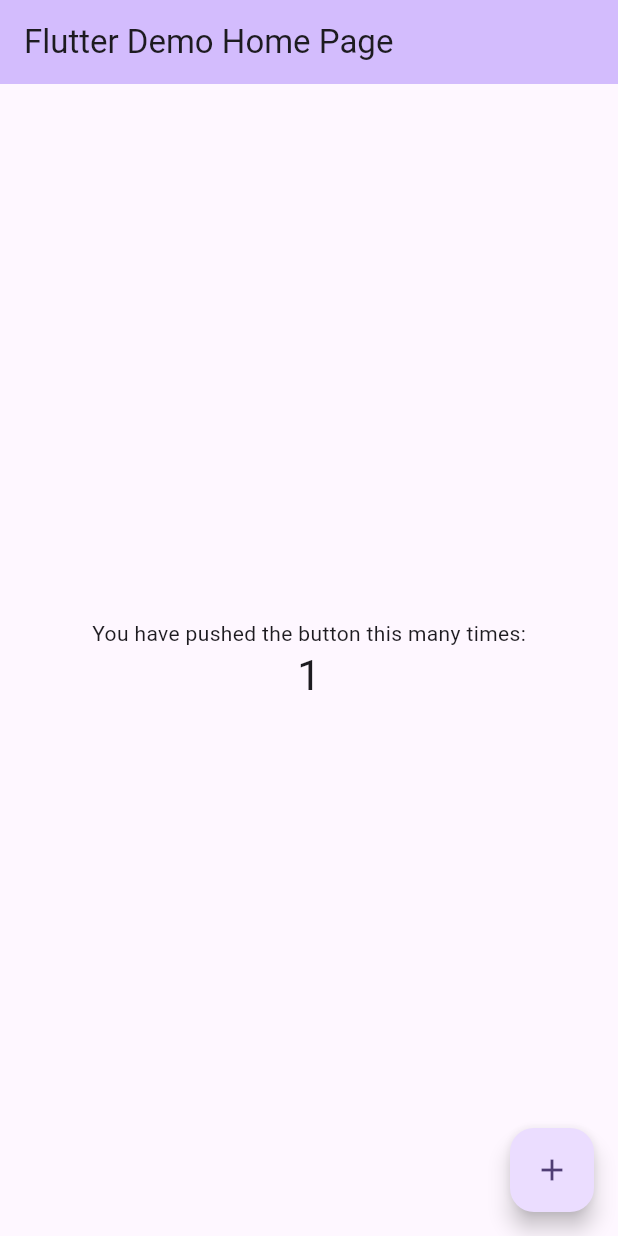
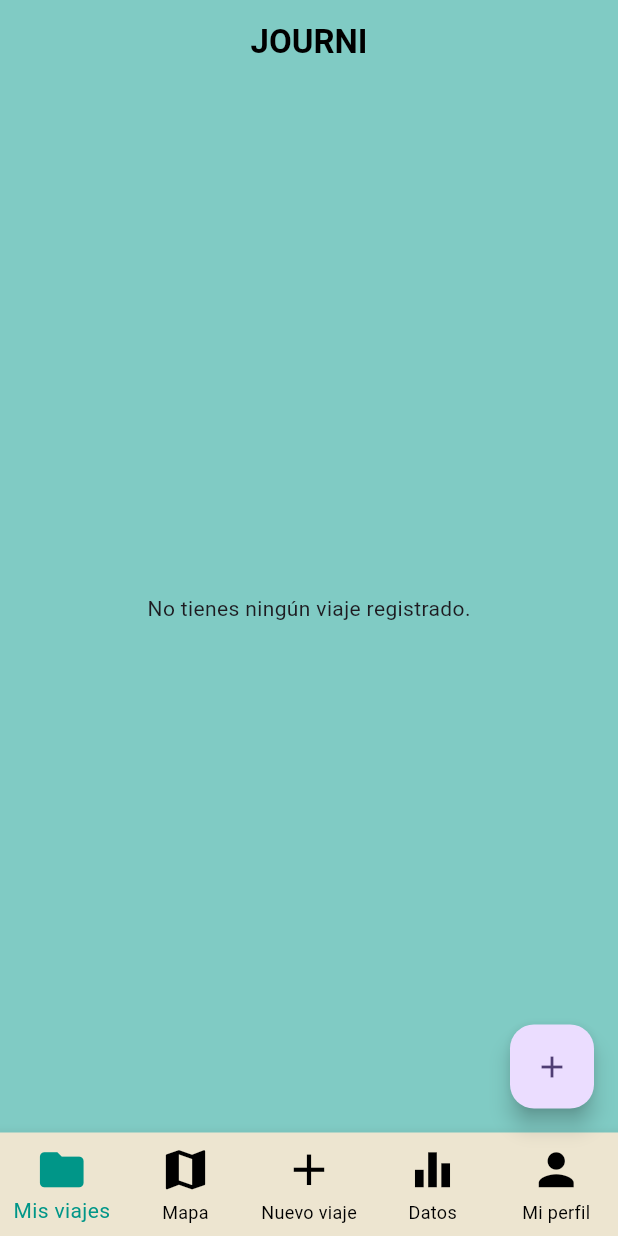
Before and after one commit to garciman/journi_viajes, a Flutter app: the MyHomePage screen opened directly, after a tap on the "add" icon, on a phone screen of 412 x 824 dp. Run offline on Flutter 3.47's test engine with Material 3 defaults, Android fonts, the phone set to English and light mode, and no system bars.

Commit message:
Barra de navegación y pantalla de listar viajes

```diff
--- a/journi/lib/main.dart
+++ b/journi/lib/main.dart
@@ -31,7 +31,7 @@ class MyApp extends StatelessWidget {
         colorScheme: ColorScheme.fromSeed(seedColor: Colors.deepPurple),
         useMaterial3: true,
       ),
-      home: const MyHomePage(title: 'Flutter Demo Home Page'),
+      home: const MyHomePage(title: 'JOURNI'),
     );
   }
 }
@@ -55,17 +55,10 @@ class MyHomePage extends StatefulWidget {
 }
 
 class _MyHomePageState extends State<MyHomePage> {
-  int _counter = 0;
+  int _selectedIndex = 0; // primer item de la bottom navigation bar seleccionado por defecto
 
-  void _incrementCounter() {
-    setState(() {
-      // This call to setState tells the Flutter framework that something has
-      // changed in this State, which causes it to rerun the build method below
-      // so that the display can reflect the updated values. If we changed
-      // _counter without calling setState(), then the build method would not be
-      // called again, and so nothing would appear to happen.
-      _counter++;
-    });
+  void _createNewTravel() {
+
   }
 
   @override
@@ -77,14 +70,21 @@ class _MyHomePageState extends State<MyHomePage> {
     // fast, so that you can just rebuild anything that needs updating rather
     // than having to individually change instances of widgets.
     return Scaffold(
+      backgroundColor: Colors.teal[200],
       appBar: AppBar(
         // TRY THIS: Try changing the color here to a specific color (to
         // Colors.amber, perhaps?) and trigger a hot reload to see the AppBar
         // change color while the other colors stay the same.
-        backgroundColor: Theme.of(context).colorScheme.inversePrimary,
+        backgroundColor: Colors.teal[200],
+        centerTitle: true,
         // Here we take the value from the MyHomePage object that was created by
         // the App.build method, and use it to set our appbar title.
-        title: Text(widget.title),
+        title: const Text('JOURNI',
+          style: TextStyle(
+            color: Colors.black,       // color del texto
+            fontSize: 22,              // tamaño del texto
+            fontWeight: FontWeight.bold // negrita
+        ),),
       ),
       body: Center(
         // Center is a layout widget. It takes a single child and positions it
@@ -106,20 +106,47 @@ class _MyHomePageState extends State<MyHomePage> {
           mainAxisAlignment: MainAxisAlignment.center,
           children: <Widget>[
             const Text(
-              'You have pushed the button this many times:',
-            ),
-            Text(
-              '$_counter',
-              style: Theme.of(context).textTheme.headlineMedium,
+              'No tienes ningún viaje registrado.',
             ),
           ],
         ),
       ),
       floatingActionButton: FloatingActionButton(
-        onPressed: _incrementCounter,
-        tooltip: 'Increment',
+        onPressed: _createNewTravel,
+        tooltip: 'New travel',
         child: const Icon(Icons.add),
+
       ), // This trailing comma makes auto-formatting nicer for build methods.
+        bottomNavigationBar: BottomNavigationBar(
+        currentIndex: _selectedIndex, // le indicamos qué botón debe aparecer como seleccionado
+        backgroundColor: Color(0xFFEDE5D0),
+        unselectedItemColor: Colors.black,
+        selectedItemColor: Colors.teal[500],
+        iconSize: 35,
+        type: BottomNavigationBarType.fixed, // Para que todas las etiquetas de todos los botones aparezcan siempre (no solo si se seleccionan)
+        items: [
+        BottomNavigationBarItem(
+        icon: Icon(Icons.folder),
+        label: 'Mis viajes'),
+        BottomNavigationBarItem(
+        icon: Icon(Icons.map),
+        label: 'Mapa'),
+        BottomNavigationBarItem(
+        icon: Icon(Icons.add),
+        label: 'Nuevo viaje'),
+        BottomNavigationBarItem(
+        icon: Icon(Icons.equalizer),
+        label: 'Datos'),
+        BottomNavigationBarItem(
+        icon: Icon(Icons.person),
+        label: 'Mi perfil'),
+        ],
+        onTap: (int inIndex) {
+          setState(() {
+            _selectedIndex = inIndex; // guardamos el boton que se pulsó y redibujamos la interfaz
+
+          });
+        })
     );
   }
 }
```
